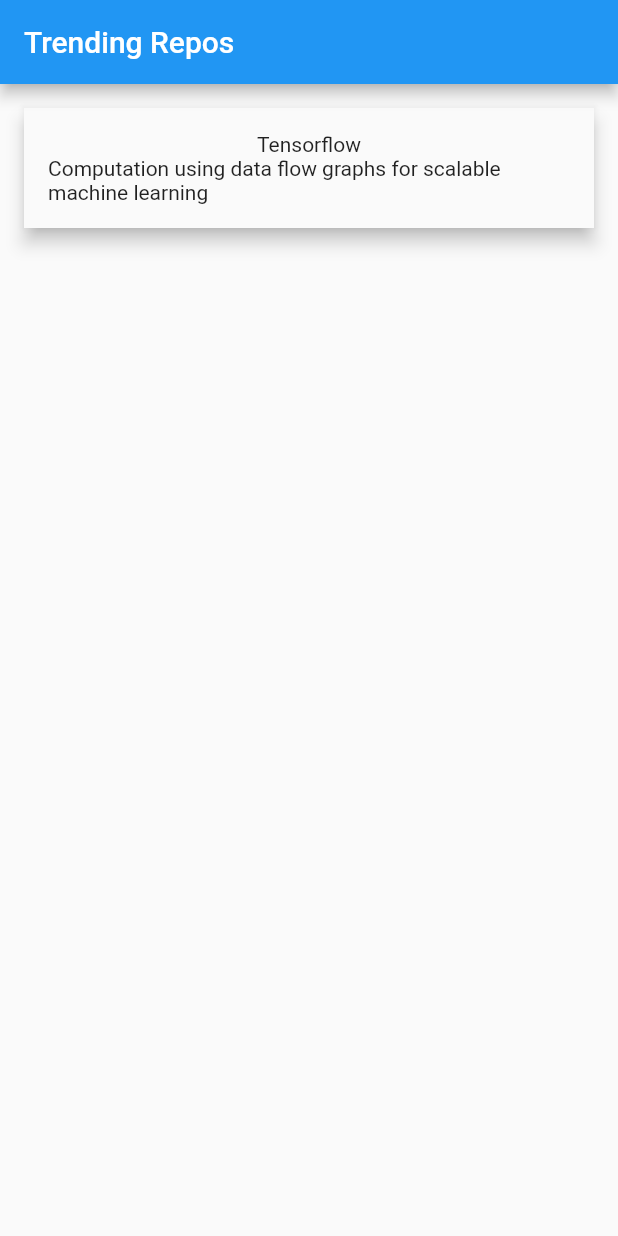
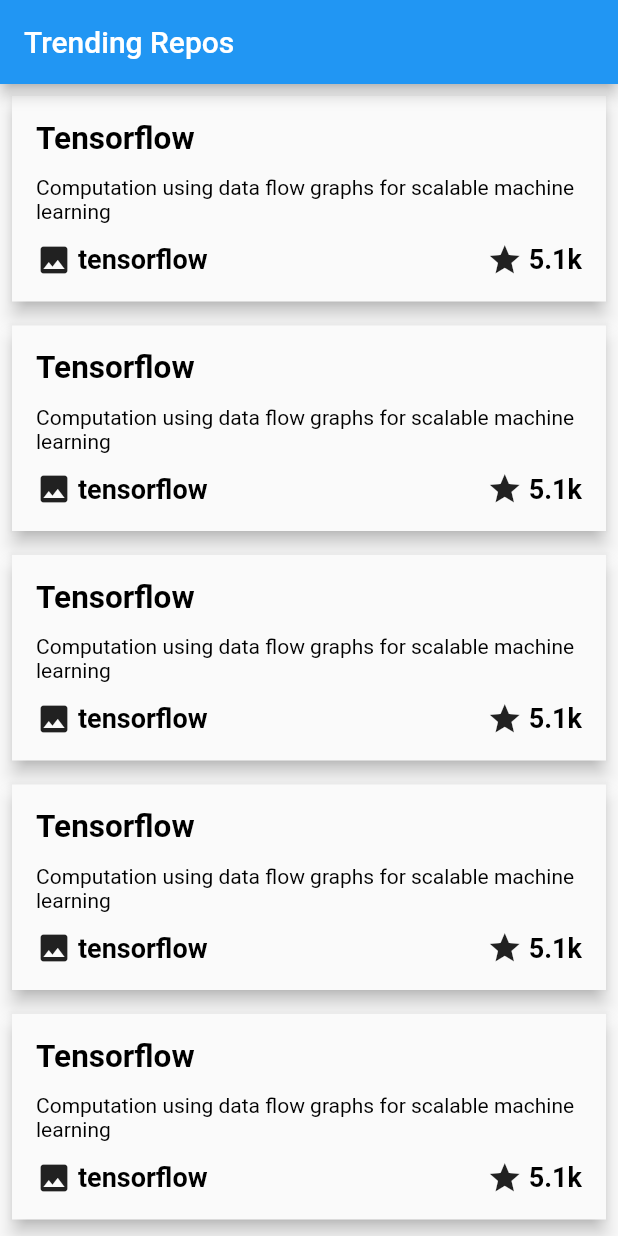
Before and after one commit to ElmouradiAmine/United-remote-coding-challenge, a Flutter app: the screen it shows after launch, on a phone screen of 412 x 824 dp. Run offline on Flutter 3.47's test engine with Material 2 defaults, Android fonts, the phone set to English and light mode, and no system bars.

Commit message:
Finishing the UI and starting working on the http requests.

```diff
--- /dev/null
+++ b/lib/src/common/constants.dart
@@ -0,0 +1,17 @@
+import 'package:flutter/material.dart';
+
+const kTitleSize = 21.0;
+const kTitleFontWeight = FontWeight.bold;
+const kTitleColor = Colors.black;
+
+const kBodySize = 14.0;
+const kBodyFontWeight = FontWeight.normal;
+const kBodyColor = Colors.black;
+
+const kOwnerNameSize = 18.0;
+const kOwnerNameFontWeight = FontWeight.w600;
+const kOwnerNameColor = Colors.black;
+
+const kRatingLabelSize = 18.0;
+const kRatingLabelFontWeight = FontWeight.bold;
+const kRatingLabelColor = Colors.black;
--- /dev/null
+++ b/lib/src/pages/homeListView.dart
@@ -0,0 +1,23 @@
+import 'package:flutter/material.dart';
+
+import 'package:github_trend/src/widgets/repositoryCardView.dart';
+
+class MyHomePageListView extends StatefulWidget {
+  @override
+  _MyHomePageListViewState createState() => _MyHomePageListViewState();
+}
+
+class _MyHomePageListViewState extends State<MyHomePageListView> {
+  @override
+  Widget build(BuildContext context) {
+    return ListView(
+      children: <Widget>[
+        RepositoryCardView(),
+        RepositoryCardView(),
+        RepositoryCardView(),
+        RepositoryCardView(),
+        RepositoryCardView(),
+      ],
+    );
+  }
+}
--- a/lib/src/pages/homePage.dart
+++ b/lib/src/pages/homePage.dart
@@ -1,6 +1,6 @@
 import 'package:flutter/material.dart';
 
-import 'package:github_trend/src/widget/repositoryCardView.dart';
+import 'package:github_trend/src/pages/homeListView.dart';
 
 class MyHomePage extends StatefulWidget {
   @override
@@ -14,11 +14,10 @@ class _MyHomePageState extends State<MyHomePage> {
       appBar: AppBar(
         title: Text('Trending Repos'),
       ),
-      body: ListView(
-        children: <Widget>[
-          RepositoryCardView(),
-        ],
+      body: MyHomePageListView(
+
       ),
+
     );
   }
 }
--- a/lib/src/widget/repositoryCardView.dart
+++ /dev/null
@@ -1,23 +0,0 @@
-import 'package:flutter/material.dart';
-
-class RepositoryCardView extends StatelessWidget {
-  @override
-  Widget build(BuildContext context) {
-    return Padding(
-      padding: EdgeInsets.all(16.0),
-      child: Material(
-        elevation: 5.0,
-        child: Container(
-          padding: EdgeInsets.all(16.0),
-          child: Column(
-            children: <Widget>[
-              Text('Tensorflow'),
-              Text('Computation using data flow graphs for scalable machine learning'),
-
-            ],
-          ),
-        ),
-      ),
-    );
-  }
-}
--- /dev/null
+++ b/lib/src/widgets/repositoryCardView.dart
@@ -0,0 +1,80 @@
+import 'package:flutter/material.dart';
+
+import 'package:github_trend/src/common/constants.dart';
+
+class RepositoryCardView extends StatelessWidget {
+  @override
+  Widget build(BuildContext context) {
+    return Padding(
+      padding: EdgeInsets.all(8.0),
+      child: Material(
+        elevation: 5.0,
+        child: Container(
+          padding: EdgeInsets.all(16.0),
+          child: Column(
+            crossAxisAlignment: CrossAxisAlignment.start,
+            children: <Widget>[
+            _buildTitle('Tensorflow'),
+            _buildBody('Computation using data flow graphs for scalable machine learning'),
+              Row(
+                mainAxisAlignment: MainAxisAlignment.spaceBetween,
+                children: <Widget>[
+                  _buildRepoOwnerWidget('tensorflow'),
+                  _buildRatingWidget('5.1k'),
+                ],
+              )
+
+            ],
+          ),
+        ),
+      ),
+    );
+  }
+
+  Widget _buildTitle(String title){
+      return Text(title,style: TextStyle(
+          fontWeight: kTitleFontWeight,
+          fontSize: kTitleSize,
+        color: kTitleColor,
+      ),);
+  }
+  Widget _buildBody(String text){
+    return Padding(
+      padding: EdgeInsets.symmetric(vertical: 12.0),
+      child: Text(text,style: TextStyle(
+        fontWeight: kBodyFontWeight,
+        fontSize: kBodySize,
+        color: kBodyColor,
+      ),),
+    );
+  }
+  Widget _buildRepoOwnerWidget(String repoOwnerName){
+    return Row(
+      children: <Widget>[
+        Icon(Icons.image),
+        SizedBox(width: 4,),
+        Text(repoOwnerName,style: TextStyle(
+          fontWeight: kOwnerNameFontWeight,
+          fontSize: kOwnerNameSize,
+          color: kOwnerNameColor,
+        ),),
+      ],
+    );
+  }
+  Widget _buildRatingWidget(String rating){
+    return Row(
+      children: <Widget>[
+        Icon(Icons.star),
+        SizedBox(width: 4,),
+        Text(rating,style: TextStyle(
+          fontWeight: kRatingLabelFontWeight,
+          fontSize: kRatingLabelSize,
+          color: kRatingLabelColor,
+        ),),
+      ],
+    );
+  }
+
+
+
+}
```
Also changed, not shown: lib/src/models/repositoryModel.dart (added).
